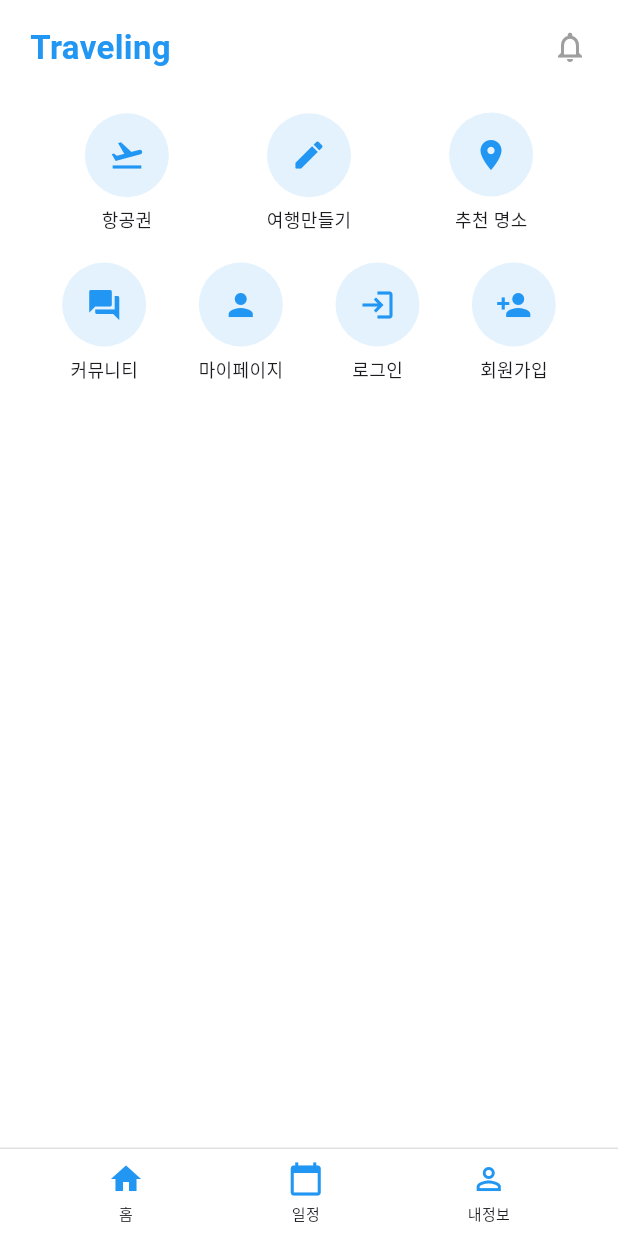
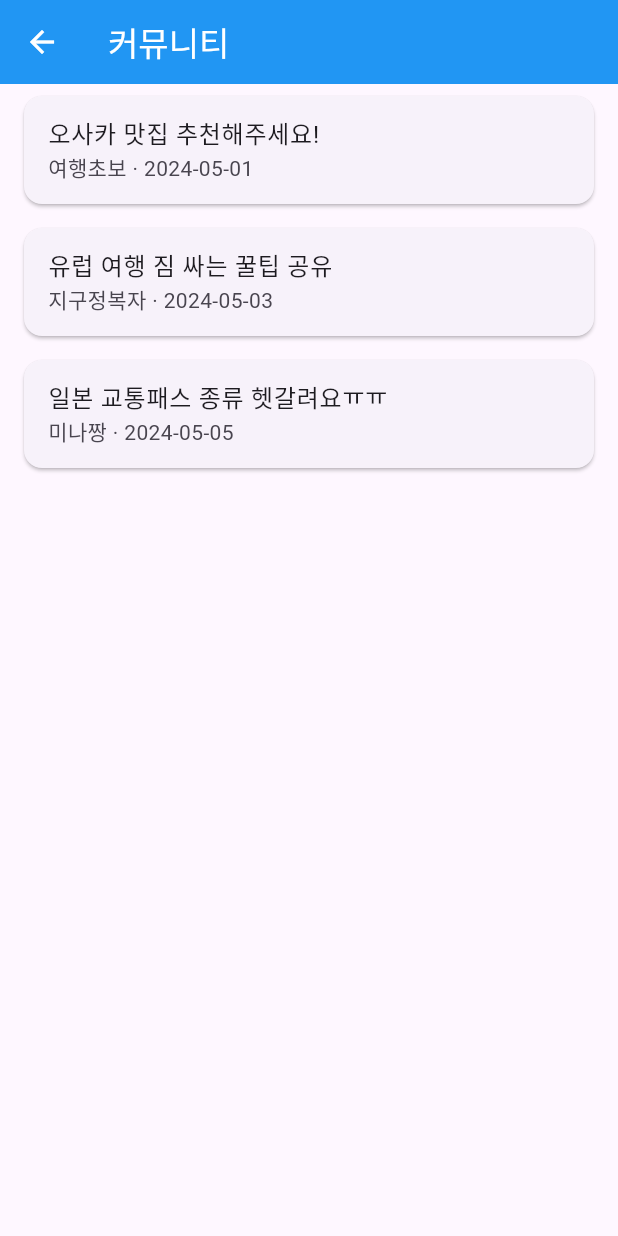
Before and after one commit to Rabbokki/mobile-app-function-impl, a Flutter app: the screen it shows after launch, after a tap on "커뮤니티", on a phone screen of 412 x 824 dp. Run offline on Flutter 3.47's test engine with Material 3 defaults, Android fonts, the phone set to English and light mode, and no system bars.

Commit message:
커뮤니티

```diff
--- a/lib/routes.dart
+++ b/lib/routes.dart
@@ -1,12 +1,16 @@
 import 'package:flutter/material.dart';
+
+// 화면 import
 import 'screens/home_screen.dart';
 import 'screens/flight_search/search_screen.dart';
+import 'screens/travel_planner/make_trip_screen.dart';
 import 'screens/recommended_places/recommended_places_screen.dart';
-import 'screens/travel_planner/make_trip_screen.dart';
+import 'screens/community/community_home.dart';
 
 final Map<String, WidgetBuilder> appRoutes = {
   '/': (context) => const HomeScreen(),
   '/flight': (context) => const SearchScreen(),
+  '/make_trip': (context) => const MakeTripScreen(),
   '/recommended': (context) => const RecommendedPlacesScreen(),
-  '/make_trip': (context) => const MakeTripScreen(),
+  '/community': (context) => const CommunityHomeScreen(),
 };
--- a/lib/screens/community/community_home.dart
+++ b/lib/screens/community/community_home.dart
@@ -0,0 +1,50 @@
+import 'package:flutter/material.dart';
+
+class CommunityHomeScreen extends StatelessWidget {
+  const CommunityHomeScreen({super.key});
+
+  @override
+  Widget build(BuildContext context) {
+    final List<Map<String, String>> posts = [
+      {
+        'title': '오사카 맛집 추천해주세요!',
+        'author': '여행초보',
+        'date': '2024-05-01'
+      },
+      {
+        'title': '유럽 여행 짐 싸는 꿀팁 공유',
+        'author': '지구정복자',
+        'date': '2024-05-03'
+      },
+      {
+        'title': '일본 교통패스 종류 헷갈려요ㅠㅠ',
+        'author': '미나짱',
+        'date': '2024-05-05'
+      },
+    ];
+
+    return Scaffold(
+      appBar: AppBar(
+        title: const Text('커뮤니티'),
+        backgroundColor: Colors.blue,
+        foregroundColor: Colors.white,
+      ),
+      body: ListView.builder(
+        itemCount: posts.length,
+        itemBuilder: (context, index) {
+          final post = posts[index];
+          return Card(
+            margin: const EdgeInsets.symmetric(horizontal: 16, vertical: 8),
+            child: ListTile(
+              title: Text(post['title'] ?? ''),
+              subtitle: Text('${post['author']} · ${post['date']}'),
+              onTap: () {
+                // 상세 페이지 이동 (추후 구현 가능)
+              },
+            ),
+          );
+        },
+      ),
+    );
+  }
+}
```
Also changed, not shown: pubspec.yaml (+4 -69 lines), assets/images/dotonbori.png (added), assets/images/eiffel_tower.png (added), assets/images/marina_bay.png (added).
